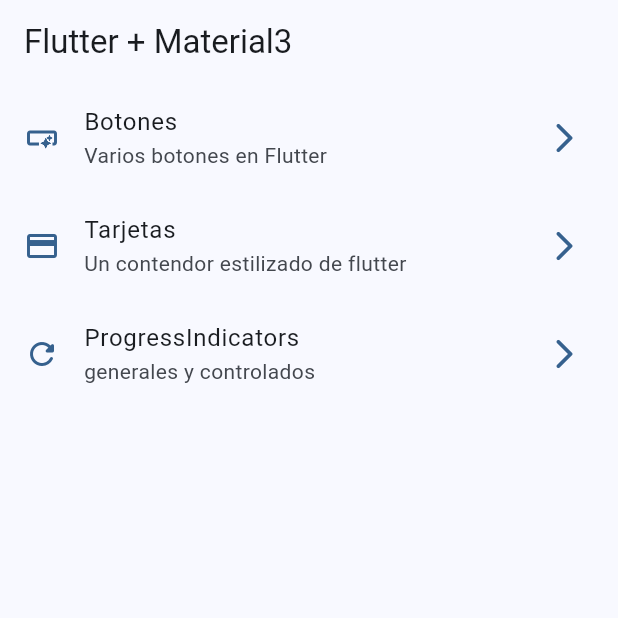
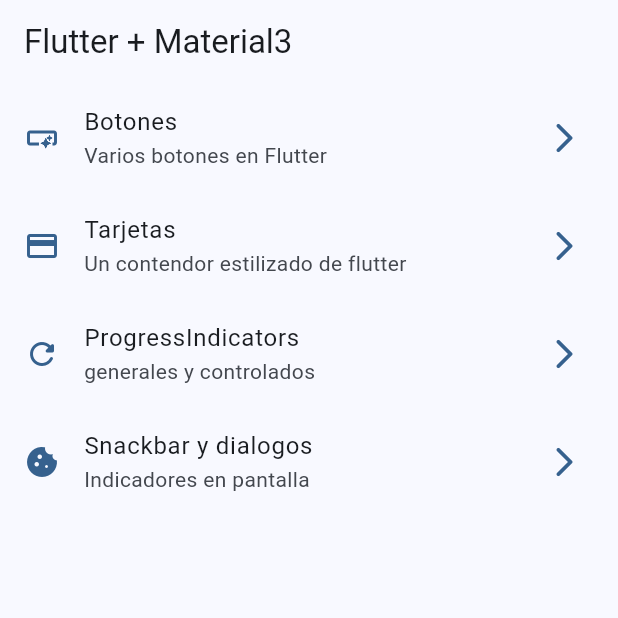
Before and after one commit to Mad-Lain/wiget_app, a Flutter app: the screen it shows after launch, on a phone screen of 412 x 824 dp, the top half of it. Run offline on Flutter 3.47's test engine with Material 3 defaults, Android fonts, the phone set to English and light mode, and no system bars; our stand-ins replace go_router.

Commit message:
Snackbars y dialogos terminados

```diff
--- a/lib/config/menu/menu_items.dart
+++ b/lib/config/menu/menu_items.dart
@@ -35,4 +35,11 @@ const appMenuItems = <MenuItems>[
     subTittle: 'generales y controlados',
     tittle: 'ProgressIndicators',
   ),
+
+   MenuItems(
+    icon: Icons.cookie,
+    link: '/snackbar',
+    subTittle: 'Indicadores en pantalla',
+    tittle: 'Snackbar y dialogos',
+  ),
 ];
--- a/lib/config/router/app_router.dart
+++ b/lib/config/router/app_router.dart
@@ -16,5 +16,11 @@ final appRouter = GoRouter(
       path: '/progress',
       builder: (context, state) => const ProgressScreen(),
     ),
+
+    GoRoute(
+      path: '/snackbar',
+      builder: (context, state) => const SnackbarScreen(),
+    ),
+
   ],
 );
--- a/lib/main.dart
+++ b/lib/main.dart
@@ -12,6 +12,7 @@ class MainApp extends StatelessWidget {
   @override
   Widget build(BuildContext context) {
     return MaterialApp.router(
+      title: 'Flutter Widgets',
       routerConfig: appRouter,
       debugShowCheckedModeBanner: false,
       theme: AppTheme(selectedColor: 0).getTheme(),
```
Also changed, not shown: lib/presentation/screens/snackbar/snackbar_screen.dart (+72 -1 lines).
